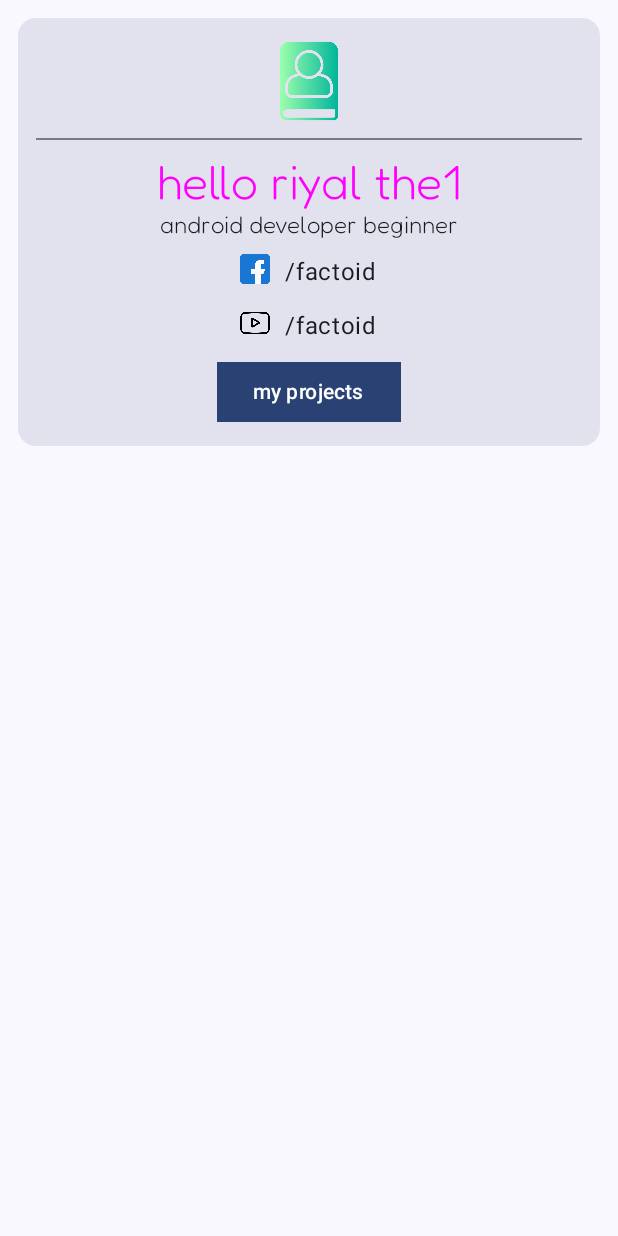
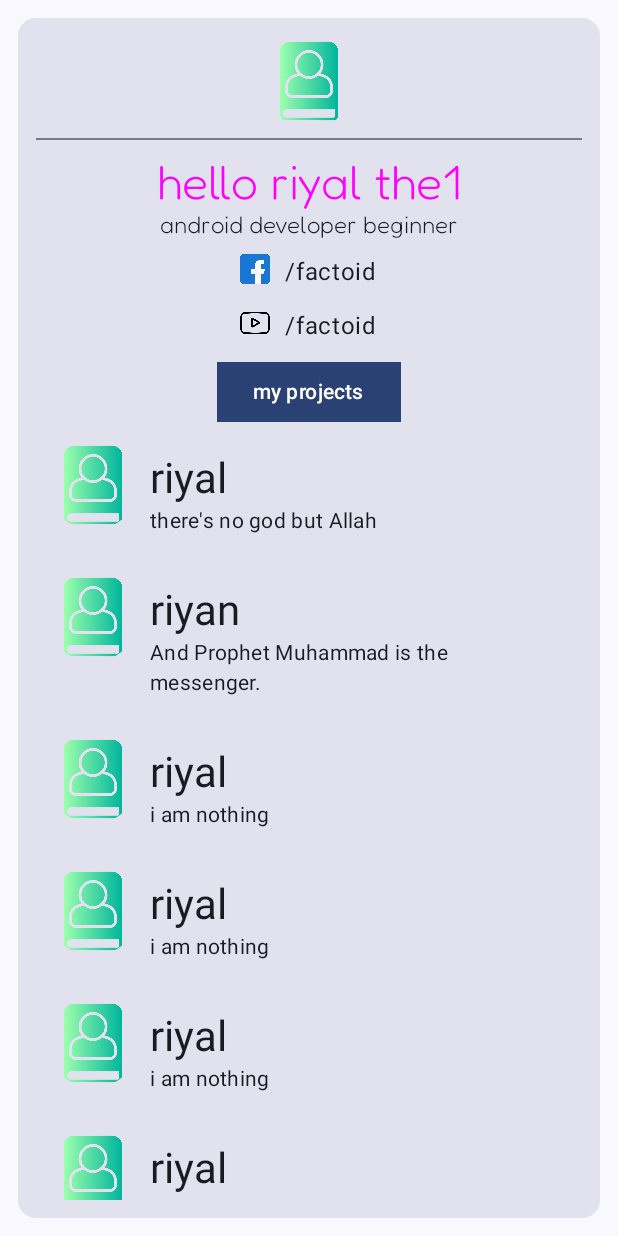
Before and after one commit to Riyalthe1/practise-android, an Android app built with Jetpack Compose: the composable Portfolio shown on its own in the app's theme, on a phone screen of 412 x 824 dp. Run offline under Robolectric (Android 15) with nearby library versions, the phone set to English and light mode, and no system bars.

Commit message:
oto mone thake naki

```diff
--- a/app/src/main/java/com/example/practise/MainActivity.kt
+++ b/app/src/main/java/com/example/practise/MainActivity.kt
@@ -11,6 +11,9 @@ import androidx.compose.foundation.layout.fillMaxWidth
 import androidx.compose.foundation.layout.height
 import androidx.compose.foundation.layout.padding
 import androidx.compose.foundation.layout.size
+import androidx.compose.foundation.lazy.LazyColumn
+import androidx.compose.foundation.lazy.items
+import androidx.compose.foundation.shape.CircleShape
 import androidx.compose.foundation.shape.RoundedCornerShape
 import androidx.compose.material3.Button
 import androidx.compose.material3.Divider
@@ -18,8 +21,10 @@ import androidx.compose.material3.MaterialTheme
 import androidx.compose.material3.Surface
 import androidx.compose.material3.Text
 import androidx.compose.runtime.Composable
+import androidx.compose.runtime.remember
 import androidx.compose.ui.Alignment
 import androidx.compose.ui.Modifier
+import androidx.compose.ui.draw.clip
 import androidx.compose.ui.graphics.Color
 import androidx.compose.ui.graphics.RectangleShape
 import androidx.compose.ui.res.painterResource
@@ -35,7 +40,8 @@ class MainActivity : ComponentActivity() {
         super.onCreate(savedInstanceState)
         setContent {
             PractiseTheme {
-                Portfolio()
+                //Portfolio()
+                StateManagement()
             }
         }
     }
@@ -69,6 +75,12 @@ val fontFamily = FontFamily(
 //main thing
 @Composable
 fun Portfolio() {
+    //lazy coloums toggle system
+    val isOpen = remember {
+        mutableListOf(false)
+    }
+
+
     Surface(
         tonalElevation = (8.dp),
         shape = RoundedCornerShape(12.dp),
@@ -125,10 +137,35 @@ fun Portfolio() {
                 Text(text = "/factoid", modifier = Modifier.padding(start = 10.dp))
             }
             Spacer(modifier = Modifier.height(8.dp))
-            Button(onClick = { /*TODO*/ }, shape = RectangleShape) {
+            Button(onClick = { isOpen.value = !isOpen }, shape = RectangleShape) {
                 Text(text = "my projects")
             }
+            LazyColumn {
+                items(getProject()) {
+                    ProjectItem(it)
+                }
+            }
         }
+
     }
 
 }
+
+@Composable
+fun ProjectItem(project: Project) {
+    Row (modifier = Modifier
+        .fillMaxWidth()
+        .padding(8.dp)) {
+        Image(
+            painter = painterResource(id = R.drawable.contact),
+            contentDescription = null,
+            modifier = Modifier
+                .size(60.dp)
+                .clip(shape = CircleShape)
+        )
+        Column(modifier = Modifier.padding(8.dp)) {
+            Text(text = project.name, style = MaterialTheme.typography.headlineMedium)
+            Text(text = project.desc, style = MaterialTheme.typography.bodyMedium)
+        }
+    }
+}
--- /dev/null
+++ b/app/src/main/java/com/example/practise/StateManegment.kt
@@ -0,0 +1,16 @@
+package com.example.practise
+
+import androidx.compose.material3.TextField
+import androidx.compose.runtime.Composable
+import androidx.compose.runtime.mutableStateOf
+import androidx.compose.runtime.remember
+
+@Composable
+fun StateManagement() {
+    var username = remember { mutableStateOf("") }
+
+    TextField(
+        value = username.value,
+        onValueChange = { username.value = it }
+    )
+}
```
